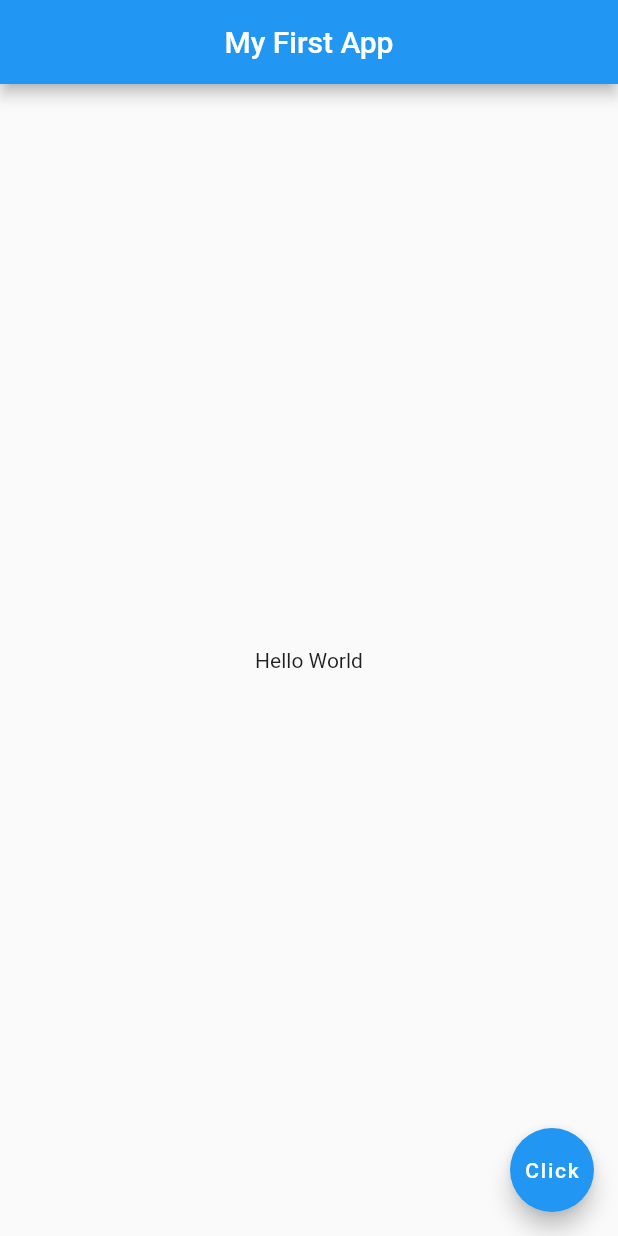
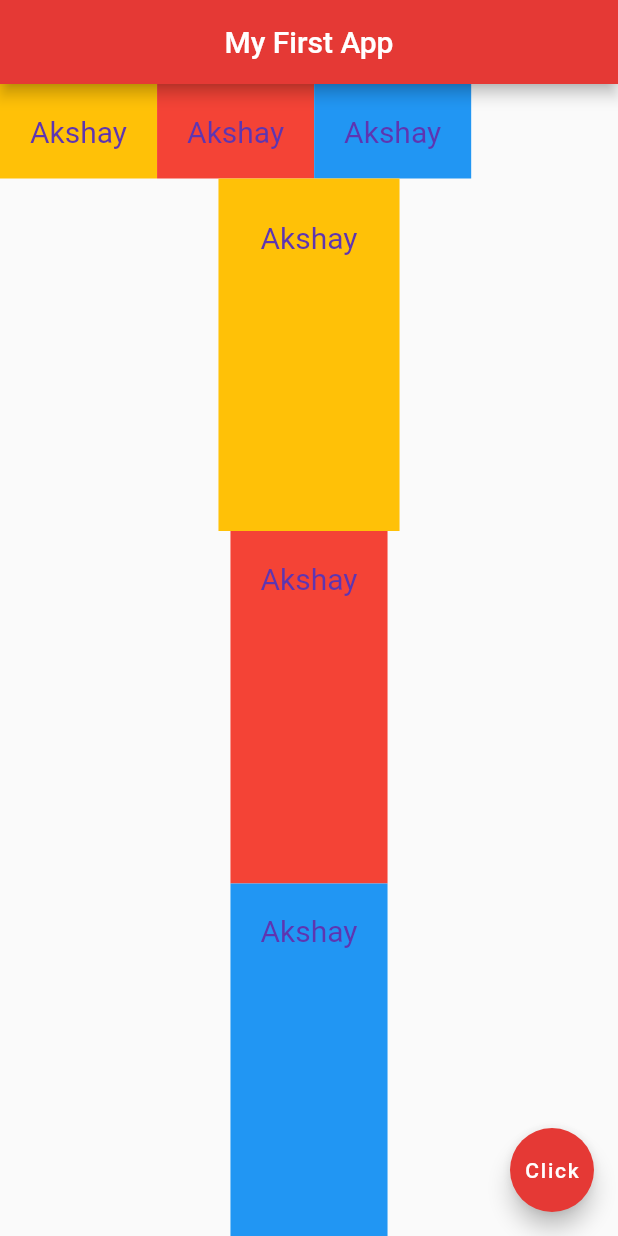
Before and after one commit to AkshayAshokCode/FlutterPractice, a Flutter app: the screen it shows after launch, on a phone screen of 412 x 824 dp. Run offline on Flutter 3.47's test engine with Material 2 defaults, Android fonts, the phone set to English and light mode, and no system bars.

Commit message:
fonts, colors, column, row, expanded widgets, image, button, icon

```diff
--- a/lib/main.dart
+++ b/lib/main.dart
@@ -1,17 +1,93 @@
 import 'package:flutter/material.dart';
 
-void main() => runApp(MaterialApp(
-  home: Scaffold(
+void main() => runApp(MaterialApp(home: Home()));
+
+class Home extends StatelessWidget {
+  const Home({Key? key}) : super(key: key);
+
+  @override
+  Widget build(BuildContext context) {
+    return Scaffold(
       appBar: AppBar(
         title: Text('My First App'),
         centerTitle: true,
+        backgroundColor: Colors.red[600],
       ),
       body: Center(
-      child: Text("Hello World"),
+        child: Column(
+          mainAxisAlignment: MainAxisAlignment.center,
+          crossAxisAlignment: CrossAxisAlignment.center,
+
+          children: [
+            Row(
+              children: [
+                Container(
+                    color: Colors.amber,
+                    padding: EdgeInsets.all(20.0),
+                    child: Text(
+                      "Akshay",
+                      style: TextStyle(fontSize: 20.0, color: Colors.deepPurple[600]),
+                    )
+                ),
+                Container(
+                    color: Colors.red,
+                    padding: EdgeInsets.all(20.0),
+                    child: Text(
+                      "Akshay",
+                      style: TextStyle(fontSize: 20.0, color: Colors.deepPurple[600]),
+                    )
+                ),
+                Container(
+                    color: Colors.blue,
+                    padding: EdgeInsets.all(20.0),
+                    child: Text(
+                      "Akshay",
+                      style: TextStyle(fontSize: 20.0, color: Colors.deepPurple[600]),
+                    )
+                )
+              ],
+            ),
+            Expanded(
+              child: Container(
+                color: Colors.amber,
+                padding: EdgeInsets.all(20.0),
+                child: Padding(
+                  padding: const EdgeInsets.all(8.0),
+                  child: Text(
+                      "Akshay",
+                      style: TextStyle(fontSize: 20.0, color: Colors.deepPurple[600]),
+                    ),
+                ),
+              ),
+            ),
+            Expanded(
+              child: Container(
+                  color: Colors.red,
+                  padding: EdgeInsets.all(20.0),
+                  child: Text(
+                    "Akshay",
+                    style: TextStyle(fontSize: 20.0, color: Colors.deepPurple[600]),
+                  )
+              ),
+            ),
+            Expanded(
+              child: Container(
+                  color: Colors.blue,
+                  padding: EdgeInsets.all(20.0),
+                  child: Text(
+                    "Akshay",
+                    style: TextStyle(fontSize: 20.0, color: Colors.deepPurple[600]),
+                  )
+              ),
+            )
+          ],
+        ),
       ),
       floatingActionButton: FloatingActionButton(
-      onPressed: () {  },
+        onPressed: () {},
         child: Text('Click'),
+        backgroundColor: Colors.red[600],
       ),
-  ),
-));
+    );
+  }
+}
```
Also changed, not shown: pubspec.yaml (+5 -12 lines), fonts/IndieFlower-Regular.ttf (added). Lines whose indentation alone changed are shown as unchanged.
